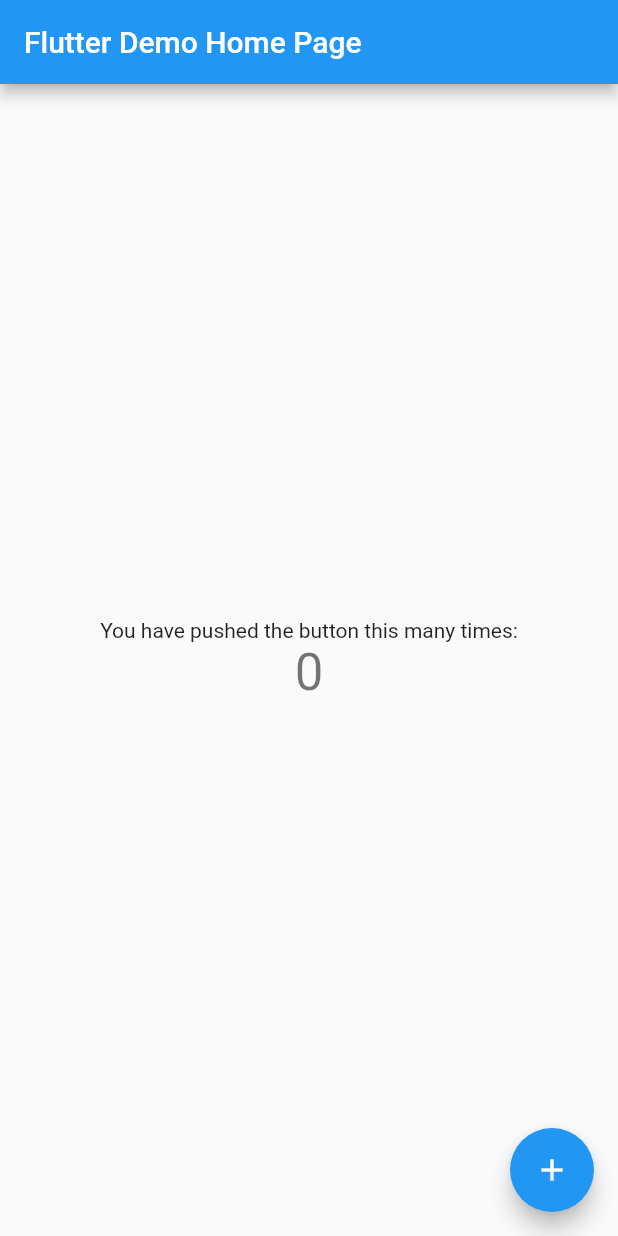
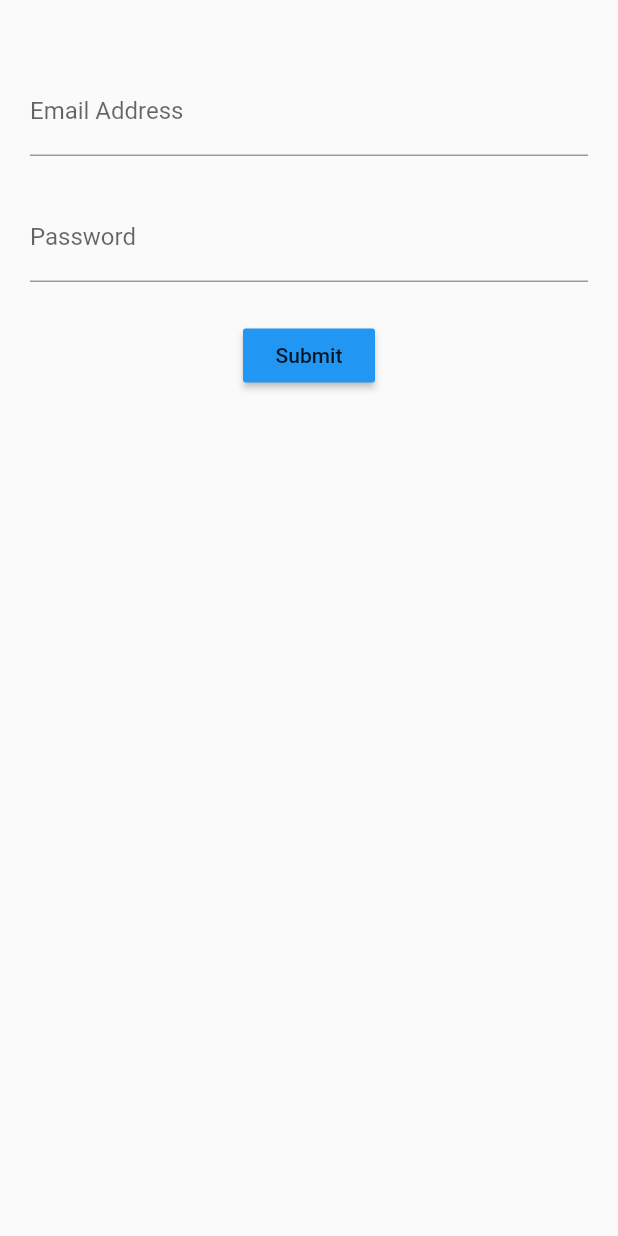
Before and after one commit to jwallat/login_stateful, a Flutter app: the screen it shows after launch, on a phone screen of 412 x 824 dp. Run offline on Flutter 3.47's test engine with Material 2 defaults, Android fonts, the phone set to English and light mode, and no system bars.

Commit message:
added TextFormFields and Validation

```diff
--- a/lib/main.dart
+++ b/lib/main.dart
@@ -1,109 +1,6 @@
-import 'package:flutter/material.dart';
+import "package:flutter/material.dart";
+import "src/app.dart";
 
-void main() => runApp(new MyApp());
-
-class MyApp extends StatelessWidget {
-  // This widget is the root of your application.
-  @override
-  Widget build(BuildContext context) {
-    return new MaterialApp(
-      title: 'Flutter Demo',
-      theme: new ThemeData(
-        // This is the theme of your application.
-        //
-        // Try running your application with "flutter run". You'll see the
-        // application has a blue toolbar. Then, without quitting the app, try
-        // changing the primarySwatch below to Colors.green and then invoke
-        // "hot reload" (press "r" in the console where you ran "flutter run",
-        // or press Run > Flutter Hot Reload in IntelliJ). Notice that the
-        // counter didn't reset back to zero; the application is not restarted.
-        primarySwatch: Colors.blue,
-      ),
-      home: new MyHomePage(title: 'Flutter Demo Home Page'),
-    );
-  }
+void main() {
+  runApp(App());
 }
-
-class MyHomePage extends StatefulWidget {
-  MyHomePage({Key key, this.title}) : super(key: key);
-
-  // This widget is the home page of your application. It is stateful, meaning
-  // that it has a State object (defined below) that contains fields that affect
-  // how it looks.
-
-  // This class is the configuration for the state. It holds the values (in this
-  // case the title) provided by the parent (in this case the App widget) and
-  // used by the build method of the State. Fields in a Widget subclass are
-  // always marked "final".
-
-  final String title;
-
-  @override
-  _MyHomePageState createState() => new _MyHomePageState();
-}
-
-class _MyHomePageState extends State<MyHomePage> {
-  int _counter = 0;
-
-  void _incrementCounter() {
-    setState(() {
-      // This call to setState tells the Flutter framework that something has
-      // changed in this State, which causes it to rerun the build method below
-      // so that the display can reflect the updated values. If we changed
-      // _counter without calling setState(), then the build method would not be
-      // called again, and so nothing would appear to happen.
-      _counter++;
-    });
-  }
-
-  @override
-  Widget build(BuildContext context) {
-    // This method is rerun every time setState is called, for instance as done
-    // by the _incrementCounter method above.
-    //
-    // The Flutter framework has been optimized to make rerunning build methods
-    // fast, so that you can just rebuild anything that needs updating rather
-    // than having to individually change instances of widgets.
-    return new Scaffold(
-      appBar: new AppBar(
-        // Here we take the value from the MyHomePage object that was created by
-        // the App.build method, and use it to set our appbar title.
-        title: new Text(widget.title),
-      ),
-      body: new Center(
-        // Center is a layout widget. It takes a single child and positions it
-        // in the middle of the parent.
-        child: new Column(
-          // Column is also layout widget. It takes a list of children and
-          // arranges them vertically. By default, it sizes itself to fit its
-          // children horizontally, and tries to be as tall as its parent.
-          //
-          // Invoke "debug paint" (press "p" in the console where you ran
-          // "flutter run", or select "Toggle Debug Paint" from the Flutter tool
-          // window in IntelliJ) to see the wireframe for each widget.
-          //
-          // Column has various properties to control how it sizes itself and
-          // how it positions its children. Here we use mainAxisAlignment to
-          // center the children vertically; the main axis here is the vertical
-          // axis because Columns are vertical (the cross axis would be
-          // horizontal).
-          mainAxisAlignment: MainAxisAlignment.center,
-          children: <Widget>[
-            new Text(
-              'You have pushed the button this many times:',
-            ),
-            new Text(
-              '$_counter',
-              style: Theme.of(context).textTheme.display1,
-            ),
-          ],
-        ),
-      ),
-      floatingActionButton: new FloatingActionButton(
-        onPressed: _incrementCounter,
-        tooltip: 'Increment',
-        child: new Icon(Icons.add),
-      ), // This trailing comma makes auto-formatting nicer for build methods.
-    );
-  }
-}
--- /dev/null
+++ b/lib/src/app.dart
@@ -0,0 +1,13 @@
+import "package:flutter/material.dart";
+import "screens/login_screen.dart";
+
+class App extends StatelessWidget {
+  Widget build(context) {
+    return MaterialApp(
+      title: "Log Me In!",
+      home: Scaffold(
+        body: LoginScreen(),
+      ),
+    );
+  }
+}
--- /dev/null
+++ b/lib/src/screens/login_screen.dart
@@ -0,0 +1,85 @@
+import "package:flutter/material.dart";
+
+class LoginScreen extends StatefulWidget {
+  State<StatefulWidget> createState() {
+    return LoginScreenState();
+  }
+}
+
+class LoginScreenState extends State<LoginScreen> {
+  final formKey = GlobalKey<FormState>();
+
+  String email = "";
+  String password = "";
+
+  Widget build(context) {
+    return Container(
+      margin: EdgeInsets.all(20.0),
+      child: Form(
+        //autovalidate: true,
+        key: formKey,
+        child: Column(
+          children: <Widget>[
+            Container(margin: EdgeInsets.only(top: 25.0)),
+            emailField(),
+            Container(margin: EdgeInsets.only(top: 25.0)),
+            passwordField(),
+            Container(margin: EdgeInsets.only(top: 25.0)),
+            submitButton(),
+          ],
+        ),
+      ),
+    );
+  }
+
+  Widget emailField() {
+    return TextFormField(
+      decoration: InputDecoration(
+        labelText: "Email Address",
+        hintText: "you@example.com",
+      ),
+      keyboardType: TextInputType.emailAddress,
+      validator: (String value) {
+        if (!value.contains("@")) {
+          return "Please enter a valid email";
+        }
+      },
+      onSaved: (String value) {
+        print(value);
+        email = value;
+      },
+    );
+  }
+
+  Widget passwordField() {
+    return TextFormField(
+      obscureText: true,
+      decoration: InputDecoration(
+        labelText: "Password",
+        hintText: "Password",
+      ),
+      validator: (String value) {
+        return (value.length <= 4)
+            ? "Passwords must be longer than 4 characters"
+            : null;
+      },
+      onSaved: (String value) {
+        print(value);
+        password = value;
+      },
+    );
+  }
+
+  Widget submitButton() {
+    return RaisedButton(
+      child: Text("Submit"),
+      onPressed: () {
+        if (formKey.currentState.validate()) {
+          formKey.currentState.save();
+          print("email: $email, password: $password");
+        }
+      },
+      color: Colors.blue,
+    );
+  }
+}
```
Also changed, not shown: 5 other files.
